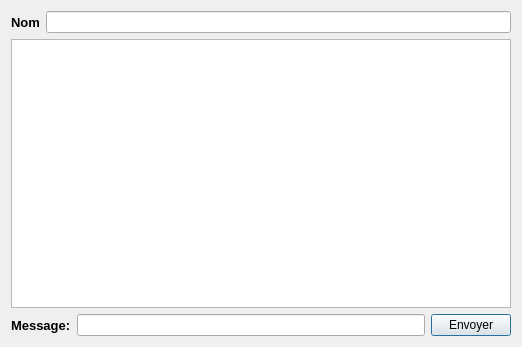
azizgarba/Smart_Dry_Cleaner_2A2, file dialog.ui: the form before one commit.
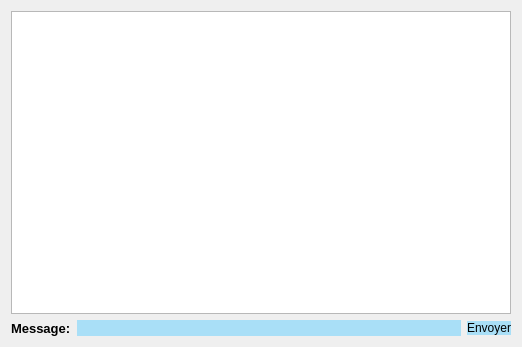
The form after the commit. Icons and pictures are not drawn.

What changed in the file:
```diff
--- a/dialog.ui
+++ b/dialog.ui
@@ -18,27 +18,6 @@
 background-image:url(C:\Users\ASUS\Downloads\background.png);}</string>
   </property>
   <layout class="QVBoxLayout" name="verticalLayout">
-   <item>
-    <layout class="QHBoxLayout" name="horizontalLayout_2">
-     <item>
-      <widget class="QLabel" name="nom">
-       <property name="font">
-        <font>
-         <pointsize>10</pointsize>
-         <weight>75</weight>
-         <bold>true</bold>
-        </font>
-       </property>
-       <property name="text">
-        <string>Nom</string>
-       </property>
-      </widget>
-     </item>
-     <item>
-      <widget class="QLineEdit" name="lineEdit_2"/>
-     </item>
-    </layout>
-   </item>
    <item>
     <widget class="QTextEdit" name="textEdit"/>
    </item>
@@ -59,10 +38,21 @@
       </widget>
      </item>
      <item>
-      <widget class="QLineEdit" name="msg"/>
+      <widget class="QLineEdit" name="msg">
+       <property name="styleSheet">
+        <string notr="true">background-color: rgb(169, 223, 247);
+color:rgb(0,0,0);
+border-radius:10px;</string>
+       </property>
+      </widget>
      </item>
      <item>
       <widget class="QPushButton" name="envoyer">
+       <property name="styleSheet">
+        <string notr="true">background-color: rgb(169, 223, 247);
+color:rgb(0,0,0);
+border-radius:10px;</string>
+       </property>
        <property name="text">
         <string>Envoyer</string>
        </property>
```
